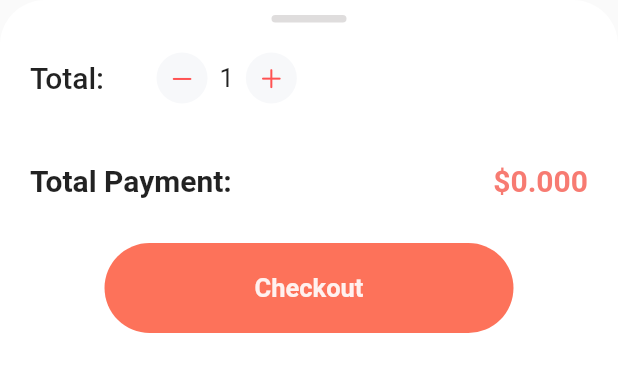
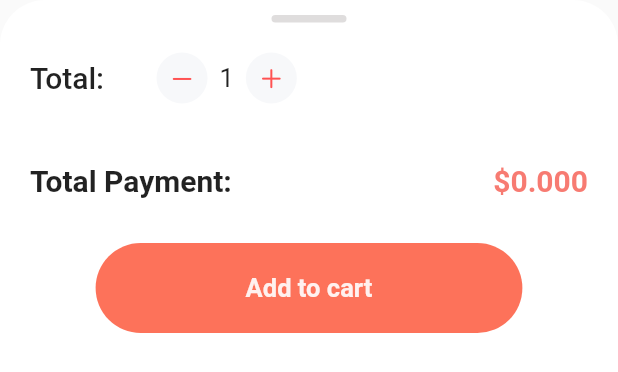
Before and after one commit to Juanavpc/App-Invoice, a Flutter app: the CustomBottomSheet widget shown alone on an empty page, opened directly with empty values, on a phone screen of 412 x 824 dp. Shown: the top 372 px of the screen. Run offline on Flutter 3.47's test engine with Material 2 defaults, Android fonts, the light colour scheme and no system bars; our stand-ins replace flutter_rating_bar, shared_preferences; missing offline and left inert: dart:js_util; accounts and stored records are empty; network calls fail; project files that could hold a hidden picture were left out.

Commit message:
añadir productos al Cart

```diff
--- a/lib/Pages/ProductDetails.dart
+++ b/lib/Pages/ProductDetails.dart
@@ -9,8 +9,9 @@ class ProductDetails extends StatelessWidget {
   int price;
   String img;
   String desc;
+  List listProductCart;
 
-  ProductDetails(this.id, this.name, this.price, this.img, this.desc);
+  ProductDetails(this.id, this.name, this.price, this.img, this.desc, this.listProductCart);
 
   @override
   Widget build(BuildContext context) {
@@ -150,7 +151,7 @@ class ProductDetails extends StatelessWidget {
                               backgroundColor: Colors.transparent,
                               context: context,
                               builder: (context) {
-                                return CustomBottomSheet(id, name, price, img, desc);
+                                return CustomBottomSheet(id, name, price, img, desc, listProductCart);
                               });
                         },
                         child: Container(
--- a/lib/Widgets/botton_sheet.dart
+++ b/lib/Widgets/botton_sheet.dart
@@ -9,11 +9,12 @@ class CustomBottomSheet extends StatefulWidget {
   int price;
   String img;
   String desc;
+  List listProductCart;
 
-  CustomBottomSheet(this.id, this.name, this.price, this.img, this.desc);
+  CustomBottomSheet(this.id, this.name, this.price, this.img, this.desc, this.listProductCart);
 
   @override
-  _CustomBottomSheet createState()=>_CustomBottomSheet(id,name,price,img,desc);
+  _CustomBottomSheet createState()=>_CustomBottomSheet(id,name,price,img,desc,listProductCart);
 }
 
 class _CustomBottomSheet extends State<CustomBottomSheet>{
@@ -23,11 +24,12 @@ class _CustomBottomSheet extends State<CustomBottomSheet>{
   int price;
   String img;
   String desc;
+  List listProductCart;
   Map product={};
   List items=[];
   Map productwithcounter={};
 
-  _CustomBottomSheet(this.id, this.name, this.price, this.img, this.desc);
+  _CustomBottomSheet(this.id, this.name, this.price, this.img, this.desc, this.listProductCart);
   int counter=1;
   int number=1;
   int total= 0;
@@ -40,10 +42,17 @@ class _CustomBottomSheet extends State<CustomBottomSheet>{
 
   }
 
-  @override void dispose() {
+  @override
+  void dispose() {
     // TODO: implement dispose
     super.dispose();
     streamController.close();
+  }
+
+  void addProductCart(Map product){
+    setState(() {
+      listProductCart.add(product);
+    });
   }
 
   @override
@@ -181,7 +190,7 @@ class _CustomBottomSheet extends State<CustomBottomSheet>{
           SizedBox(height: 30),
           InkWell(
             onTap: (){
-              product={
+                product={
                   'Product_ID':id,
                   'Product_name':name,
                   'Product_descr':desc,
@@ -196,6 +205,7 @@ class _CustomBottomSheet extends State<CustomBottomSheet>{
                 product.addAll(product);
                 productwithcounter.addAll(productwithcounter);
                 items.add(productwithcounter);
+                addProductCart(productwithcounter);
 
 
 
@@ -203,7 +213,7 @@ class _CustomBottomSheet extends State<CustomBottomSheet>{
 
 
               Navigator.push(context, MaterialPageRoute(
-                builder: (context) => CartPage(items),
+                builder: (context) => CartPage(listProductCart),
               ));
             },
             child: Container(
@@ -213,7 +223,7 @@ class _CustomBottomSheet extends State<CustomBottomSheet>{
                 borderRadius: BorderRadius.circular(30),
               ),
               child: Text(
-                "Checkout",
+                "Add to cart",
                 style: TextStyle(
                   fontSize: 17,
                   fontWeight: FontWeight.w600,
```
Also changed, not shown: lib/Pages/Home_Page.dart (+20 -3 lines), lib/Widgets/ContentProduct.dart (+5 -6 lines), lib/Widgets/Product_Card.dart (+10 -6 lines).
